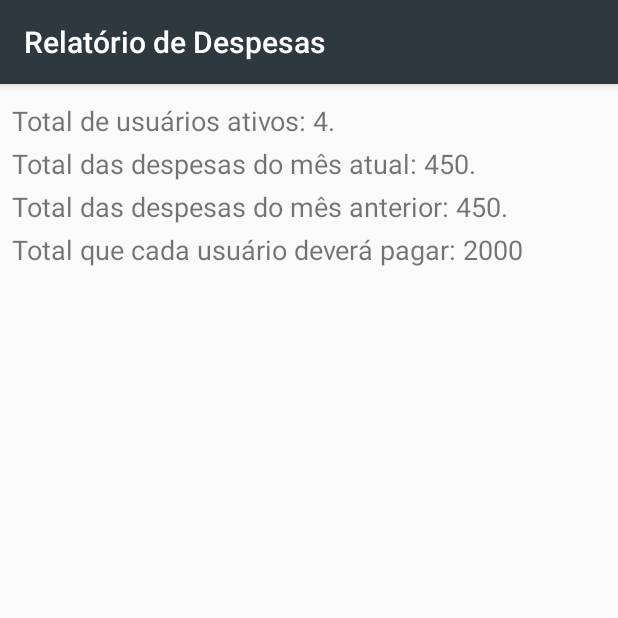
After one commit to robsonsilv4/meu-contador, an Android app: the ReportActivity screen opened directly, with no data from a screen before it, on a phone screen of 412 x 824 dp, the top half of it. The commit adds this screen. Run offline under Robolectric (Android 15) with nearby library versions, the phone set to English and light mode, and no system bars.

Commit message:
Adicionado relatório

```diff
--- a/app/src/main/AndroidManifest.xml
+++ b/app/src/main/AndroidManifest.xml
@@ -9,7 +9,8 @@
         android:roundIcon="@mipmap/ic_launcher_round"
         android:supportsRtl="true"
         android:theme="@style/AppTheme">
-        <activity android:name=".AddBillActivity"></activity>
+        <activity android:name=".ReportActivity"></activity>
+        <activity android:name=".AddBillActivity" />
         <activity android:name=".ListUsersActivity" />
         <activity
             android:name=".SplashScreenActivity"
--- /dev/null
+++ b/app/src/main/java/com/robson/meucontador/ReportActivity.java
@@ -0,0 +1,14 @@
+package com.robson.meucontador;
+
+import android.support.v7.app.AppCompatActivity;
+import android.os.Bundle;
+
+public class ReportActivity extends AppCompatActivity {
+
+    @Override
+    protected void onCreate(Bundle savedInstanceState) {
+        super.onCreate(savedInstanceState);
+        setContentView(R.layout.activity_report);
+        getSupportActionBar().setTitle("Relatório de Despesas");
+    }
+}
--- a/app/src/main/res/layout/activity_add_bill.xml
+++ b/app/src/main/res/layout/activity_add_bill.xml
@@ -18,7 +18,7 @@
             android:id="@+id/edit_text_title"
             android:layout_width="match_parent"
             android:layout_height="wrap_content"
-            android:hint="Título da despesa" />
+            android:hint="@string/bill_title" />
     </android.support.design.widget.TextInputLayout>
 
     <android.support.design.widget.TextInputLayout
@@ -31,7 +31,7 @@
             android:id="@+id/edit_text_type"
             android:layout_width="match_parent"
             android:layout_height="wrap_content"
-            android:hint="Tipo da despesa" />
+            android:hint="@string/bill_type" />
     </android.support.design.widget.TextInputLayout>
 
     <android.support.design.widget.TextInputLayout
@@ -44,7 +44,7 @@
             android:id="@+id/edit_text_price"
             android:layout_width="match_parent"
             android:layout_height="wrap_content"
-            android:hint="Valor da despesa" />
+            android:hint="@string/bill_price" />
     </android.support.design.widget.TextInputLayout>
 
     <Button
@@ -53,7 +53,7 @@
         android:layout_marginTop="40dp"
         android:background="@drawable/button_rounded"
         android:onClick="save"
-        android:text="Adicionar Despesa"
+        android:text="@string/bill_add"
         android:textColor="#fff" />
 
 </LinearLayout>
--- /dev/null
+++ b/app/src/main/res/layout/activity_report.xml
@@ -0,0 +1,51 @@
+<?xml version="1.0" encoding="utf-8"?>
+<LinearLayout xmlns:android="http://schemas.android.com/apk/res/android"
+    xmlns:app="http://schemas.android.com/apk/res-auto"
+    xmlns:tools="http://schemas.android.com/tools"
+    android:layout_width="match_parent"
+    android:layout_height="match_parent"
+    android:layout_margin="8dp"
+    tools:context=".ReportActivity">
+
+    <android.support.design.widget.TextInputLayout
+        android:layout_width="match_parent"
+        android:layout_height="wrap_content"
+        android:focusable="true"
+        android:focusableInTouchMode="true">
+
+        <TextView
+            android:id="@+id/edit_text_users"
+            android:layout_width="match_parent"
+            android:layout_height="wrap_content"
+            android:layout_marginTop="4dp"
+            android:text="Total de usuários ativos: 4."
+            android:textSize="18dp" />
+
+        <TextView
+            android:id="@+id/edit_text_current"
+            android:layout_width="match_parent"
+            android:layout_height="wrap_content"
+            android:layout_marginTop="4dp"
+            android:text="Total das despesas do mês atual: 450."
+            android:textSize="18dp" />
+
+        <TextView
+            android:id="@+id/edit_text_previous"
+            android:layout_width="match_parent"
+            android:layout_height="wrap_content"
+            android:layout_marginTop="4dp"
+            android:text="Total das despesas do mês anterior: 450."
+            android:textSize="18dp" />
+
+        <TextView
+            android:id="@+id/edit_text_phone"
+            android:layout_width="match_parent"
+            android:layout_height="wrap_content"
+            android:layout_marginTop="4dp"
+            android:text="Total que cada usuário deverá pagar: 2000"
+            android:textSize="18dp" />
+
+
+    </android.support.design.widget.TextInputLayout>
+
+</LinearLayout>
--- a/app/src/main/res/values/strings.xml
+++ b/app/src/main/res/values/strings.xml
@@ -1,3 +1,8 @@
 <resources>
     <string name="app_name">Meu Contador</string>
+
+    <string name="bill_title">Título da despesa</string>
+    <string name="bill_type">Tipo da despesa</string>
+    <string name="bill_price">Valor da despesa</string>
+    <string name="bill_add">Adicionar Despesa</string>
 </resources>
```
